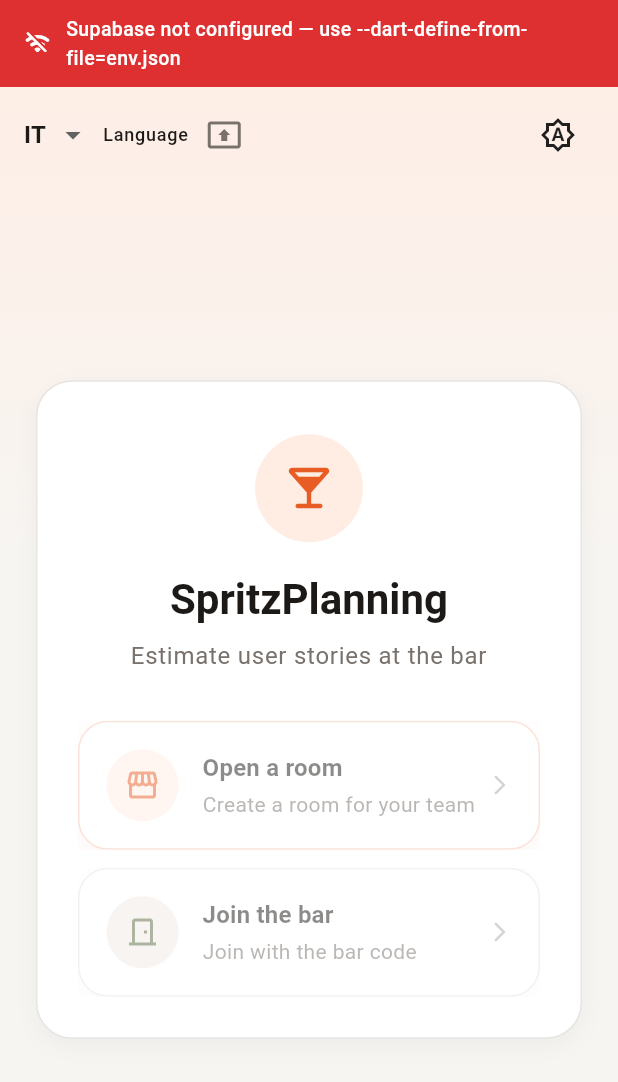
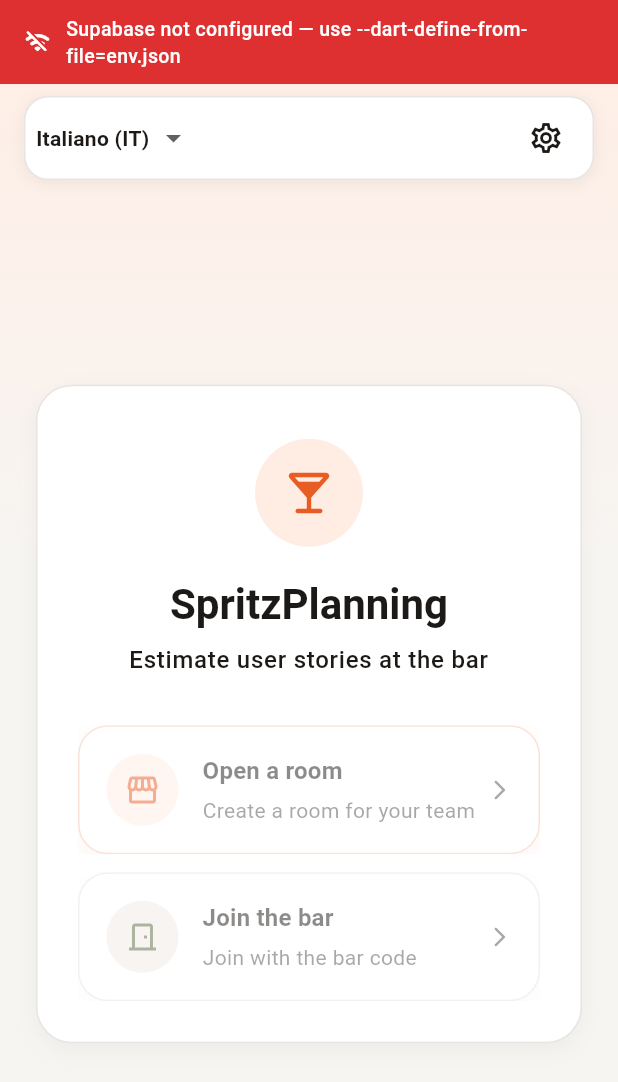
Before and after one commit to edar-dev/SpritzPlanning, a Flutter app: the screen it shows after launch, on a phone screen of 412 x 824 dp. Shown: the top 1082 px of the screen. Run offline on Flutter 3.47's test engine with Material 3 defaults, Android fonts, the phone set to English and light mode, and no system bars; our stand-ins replace app_links, flutter_riverpod, go_router, qr_flutter, sentry_flutter, share_plus and 2 more; missing offline and left inert: dart:html, dart:js_util, postgrest; accounts and stored records are empty.

Commit message:
feat: Fase 13 UI contrast, settings sheet, focus rings (a11y polish) (#8)
Co-authored-by: Cursor <cursoragent@cursor.com>

```diff
--- a/lib/core/theme/app_colors.dart
+++ b/lib/core/theme/app_colors.dart
@@ -8,7 +8,10 @@ abstract final class AppColors {
   static const surfaceMuted = 0xFFF0EBE4;
   static const primarySoft = 0xFFFFEDE4;
   static const textPrimary = 0xFF1C1917;
-  static const textSecondary = 0xFF78716C;
+  /// Body secondary — ≥4.5:1 on white (WCAG AA). Was #78716C (~4.0:1).
+  static const textSecondary = 0xFF57534E;
+  /// Hints only (not for essential copy on white).
+  static const textMuted = 0xFF78716C;
   static const border = 0xFFE7E5E4;
   static const darkWood = 0xFF44403C;
   static const success = 0xFF16A34A;
--- a/lib/core/theme/app_decorations.dart
+++ b/lib/core/theme/app_decorations.dart
@@ -54,6 +54,22 @@ abstract final class AppDecorations {
     );
   }
 
+  /// Top bar on home (language / settings) — readable on hero gradient.
+  static BoxDecoration preferencesBar() {
+    return BoxDecoration(
+      color: const Color(AppColors.surface),
+      borderRadius: BorderRadius.circular(radiusMd),
+      border: Border.all(color: const Color(AppColors.border)),
+      boxShadow: [
+        BoxShadow(
+          color: Colors.black.withValues(alpha: 0.06),
+          blurRadius: 8,
+          offset: const Offset(0, 2),
+        ),
+      ],
+    );
+  }
+
   static BoxDecoration iconBadge({bool primary = true}) {
     return BoxDecoration(
       color: primary
--- /dev/null
+++ b/lib/core/theme/app_focus.dart
@@ -0,0 +1,47 @@
+import 'package:flutter/material.dart';
+
+import 'app_colors.dart';
+
+/// Visible keyboard focus ring (WCAG 2.4.7). Child must use [focusNode] on InkWell/Button.
+class AppFocusBorder extends StatelessWidget {
+  const AppFocusBorder({
+    super.key,
+    required this.focusNode,
+    required this.child,
+    this.borderRadius = 16,
+  });
+
+  final FocusNode focusNode;
+  final Widget child;
+  final double borderRadius;
+
+  @override
+  Widget build(BuildContext context) {
+    return ListenableBuilder(
+      listenable: focusNode,
+      builder: (context, _) {
+        final focused = focusNode.hasFocus;
+        return DecoratedBox(
+          decoration: BoxDecoration(
+            borderRadius: BorderRadius.circular(borderRadius),
+            border: focused
+                ? Border.all(
+                    color: Theme.of(context).colorScheme.primary,
+                    width: 2.5,
+                  )
+                : null,
+          ),
+          child: child,
+        );
+      },
+    );
+  }
+}
+
+/// Icon color for toolbars on light gradient / surface backgrounds.
+Color appToolbarIconColor(BuildContext context) {
+  final isDark = Theme.of(context).brightness == Brightness.dark;
+  return isDark
+      ? const Color(AppColors.darkTextPrimary)
+      : const Color(AppColors.textPrimary);
+}
--- a/lib/core/theme/app_theme.dart
+++ b/lib/core/theme/app_theme.dart
@@ -53,9 +53,29 @@ abstract final class AppTheme {
         ),
         bodyLarge: textTheme.bodyLarge?.copyWith(
           height: 1.45,
+          color: onSurface,
+        ),
+        bodyMedium: textTheme.bodyMedium?.copyWith(
+          height: 1.4,
           color: onSurfaceVariant,
         ),
+        labelMedium: textTheme.labelMedium?.copyWith(
+          color: onSurface,
+          fontWeight: FontWeight.w600,
+        ),
       ),
+      iconTheme: const IconThemeData(
+        color: onSurface,
+        size: 24,
+      ),
+      iconButtonTheme: IconButtonThemeData(
+        style: IconButton.styleFrom(
+          minimumSize: const Size(48, 48),
+          tapTargetSize: MaterialTapTargetSize.shrinkWrap,
+          foregroundColor: onSurface,
+        ),
+      ),
+      focusColor: primary.withValues(alpha: 0.12),
       appBarTheme: const AppBarTheme(
         elevation: 0,
         scrolledUnderElevation: 0,
@@ -138,7 +158,7 @@ abstract final class AppTheme {
           color: onSurfaceVariant,
           fontWeight: FontWeight.w500,
         ),
-        hintStyle: TextStyle(color: onSurfaceVariant.withValues(alpha: 0.7)),
+        hintStyle: const TextStyle(color: Color(AppColors.textMuted)),
       ),
       chipTheme: ChipThemeData(
         shape: RoundedRectangleBorder(
@@ -213,9 +233,29 @@ abstract final class AppTheme {
         ),
         bodyLarge: textTheme.bodyLarge?.copyWith(
           height: 1.45,
+          color: onSurface,
+        ),
+        bodyMedium: textTheme.bodyMedium?.copyWith(
+          height: 1.4,
           color: onSurfaceVariant,
         ),
+        labelMedium: textTheme.labelMedium?.copyWith(
+          color: onSurface,
+          fontWeight: FontWeight.w600,
+        ),
       ),
+      iconTheme: const IconThemeData(
+        color: onSurface,
+        size: 24,
+      ),
+      iconButtonTheme: IconButtonThemeData(
+        style: IconButton.styleFrom(
+          minimumSize: const Size(48, 48),
+          tapTargetSize: MaterialTapTargetSize.shrinkWrap,
+          foregroundColor: onSurface,
+        ),
+      ),
+      focusColor: primary.withValues(alpha: 0.12),
       appBarTheme: const AppBarTheme(
         elevation: 0,
         scrolledUnderElevation: 0,
--- a/lib/features/home/home_screen.dart
+++ b/lib/features/home/home_screen.dart
@@ -19,6 +19,8 @@ import '../../data/supabase/supabase_client.dart';
 import '../../shared/widgets/connection_banner.dart';
 import '../../shared/widgets/pwa_install_banner.dart';
 import '../../shared/widgets/spritz_action_tile.dart';
+import 'home_settings_sheet.dart';
+import '../../core/theme/app_focus.dart';
 
 class HomeScreen extends ConsumerStatefulWidget {
   const HomeScreen({super.key});
@@ -33,6 +35,9 @@ class _HomeScreenState extends ConsumerState<HomeScreen> {
   final _roomCodeController = TextEditingController();
   bool _isLoading = false;
   String? _error;
+  String? _nicknameError;
+  String? _localeNameError;
+  String? _roomCodeError;
   _HomeMode _mode = _HomeMode.welcome;
   List<RecentRoomEntry> _recentRooms = [];
   StoredSession? _storedSession;
@@ -84,13 +89,24 @@ class _HomeScreenState extends ConsumerState<HomeScreen> {
     final localeName = _localeNameController.text.trim();
 
     if (nickname.length < 2) {
-      setState(() => _error = l10n.nicknameTooShort);
+      setState(() {
+        _nicknameError = l10n.nicknameTooShort;
+        _error = null;
+      });
       return;
     }
     if (localeName.length < 2) {
-      setState(() => _error = l10n.localeNameTooShort);
+      setState(() {
+        _localeNameError = l10n.localeNameTooShort;
+        _error = null;
+      });
       return;
     }
+
+    setState(() {
+      _nicknameError = null;
+      _localeNameError = null;
+    });
 
     await _joinAction(() async {
       await AppPreferences.saveLastNickname(nickname);
@@ -118,13 +134,24 @@ class _HomeScreenState extends ConsumerState<HomeScreen> {
     final code = _roomCodeController.text.trim();
 
     if (nickname.length < 2) {
-      setState(() => _error = l10n.nicknameTooShort);
+      setState(() {
+        _nicknameError = l10n.nicknameTooShort;
+        _error = null;
+      });
       return;
     }
     if (code.isEmpty) {
-      setState(() => _error = l10n.roomCodeRequired);
+      setState(() {
+        _roomCodeError = l10n.roomCodeRequired;
+        _error = null;
+      });
       return;
     }
+
+    setState(() {
+      _nicknameError = null;
+      _roomCodeError = null;
+    });
 
     await _joinAction(() async {
       await AppPreferences.saveLastNickname(nickname);
@@ -251,7 +278,14 @@ class _HomeScreenState extends ConsumerState<HomeScreen> {
                               Text(
                                 l10n.tagline,
                                 textAlign: TextAlign.center,
-                                style: Theme.of(context).textTheme.bodyLarge,
+                                style: Theme.of(context)
+                                    .textTheme
+                                    .bodyLarge
+                                    ?.copyWith(
+                                      fontWeight: FontWeight.w500,
+                                      color:
+                                          const Color(AppColors.textPrimary),
+                                    ),
                               ),
                               const SizedBox(height: 32),
                               if (_mode == _HomeMode.welcome)
@@ -312,7 +346,6 @@ class _HomeScreenState extends ConsumerState<HomeScreen> {
               l10n.recentRooms,
               style: Theme.of(context).textTheme.titleSmall?.copyWith(
                     fontWeight: FontWeight.w600,
-                    color: const Color(AppColors.textSecondary),
                   ),
             ),
           ),
@@ -370,8 +403,14 @@ class _HomeScreenState extends ConsumerState<HomeScreen> {
             labelText: l10n.nicknameLabel,
             hintText: l10n.nicknameHint,
             prefixIcon: const Icon(Icons.person_outline_rounded),
+            errorText: _nicknameError,
           ),
           textInputAction: TextInputAction.next,
+          onChanged: (_) {
+            if (_nicknameError != null) {
+              setState(() => _nicknameError = null);
+            }
+          },
         ),
         const SizedBox(height: 16),
         if (_mode == _HomeMode.create)
@@ -381,9 +420,15 @@ class _HomeScreenState extends ConsumerState<HomeScreen> {
               labelText: l10n.localeNameLabel,
               hintText: l10n.localeNameHint,
               prefixIcon: const Icon(Icons.store_outlined),
+              errorText: _localeNameError,
             ),
             textInputAction: TextInputAction.done,
             onSubmitted: (_) => _createRoom(),
+            onChanged: (_) {
+              if (_localeNameError != null) {
+                setState(() => _localeNameError = null);
+              }
+            },
           ),
         if (_mode == _HomeMode.join)
           TextField(
@@ -392,10 +437,16 @@ class _HomeScreenState extends ConsumerState<HomeScreen> {
               labelText: l10n.roomCodeLabel,
               hintText: l10n.roomCodeHint,
               prefixIcon: const Icon(Icons.qr_code_rounded),
+              errorText: _roomCodeError,
             ),
             textCapitalization: TextCapitalization.characters,
             textInputAction: TextInputAction.done,
             onSubmitted: (_) => _joinRoom(),
+            onChanged: (_) {
+              if (_roomCodeError != null) {
+                setState(() => _roomCodeError = null);
+              }
+            },
           ),
         const SizedBox(height: 24),
         if (_error != null)
@@ -441,6 +492,9 @@ class _HomeScreenState extends ConsumerState<HomeScreen> {
               : () => setState(() {
                     _mode = _HomeMode.welcome;
                     _error = null;
+                    _nicknameError = null;
+                    _localeNameError = null;
+                    _roomCodeError = null;
                   }),
           child: Text(l10n.back),
         ),
@@ -453,19 +507,33 @@ class _HomePreferencesBar extends ConsumerWidget {
   @override
   Widget build(BuildContext context, WidgetRef ref) {
     final l10n = context.l10n;
-    final themeMode = ref.watch(themeModeProvider).valueOrNull ?? ThemeMode.system;
-    final locale = ref.watch(localeProvider).valueOrNull;
-    final projectorMode =
-        ref.watch(projectorModeProvider).valueOrNull ?? false;
+    final locale = ref.watch(localeProvider).valueOrNull ?? const Locale('it');
+    final iconColor = appToolbarIconColor(context);
 
-    return Row(
+    return DecoratedBox(
+      decoration: AppDecorations.preferencesBar(),
+      child: Padding(
+        padding: const EdgeInsets.symmetric(horizontal: 8, vertical: 4),
+        child: Row(
           children: [
-        DropdownButtonHideUnderline(
+            Semantics(
+              label: l10n.languageLabel,
+              child: DropdownButtonHideUnderline(
                 child: DropdownButton<Locale>(
-            value: locale ?? const Locale('it'),
+                  value: locale,
+                  style: Theme.of(context).textTheme.labelLarge?.copyWith(
+                        color: const Color(AppColors.textPrimary),
+                      ),
+                  dropdownColor: const Color(AppColors.surface),
                   items: const [
-              DropdownMenuItem(value: Locale('it'), child: Text('IT')),
-              DropdownMenuItem(value: Locale('en'), child: Text('EN')),
+                    DropdownMenuItem(
+                      value: Locale('it'),
+                      child: Text('Italiano (IT)'),
+                    ),
+                    DropdownMenuItem(
+                      value: Locale('en'),
+                      child: Text('English (EN)'),
+                    ),
                   ],
                   onChanged: (value) {
                     if (value != null) {
@@ -474,52 +542,16 @@ class _HomePreferencesBar extends ConsumerWidget {
                   },
                 ),
               ),
-        const SizedBox(width: 8),
-        Text(
-          l10n.languageLabel,
-          style: Theme.of(context).textTheme.labelMedium,
-        ),
-        IconButton(
-          tooltip: l10n.projectorMode,
-          onPressed: () => ref
-              .read(projectorModeProvider.notifier)
-              .setProjectorMode(!projectorMode),
-          icon: Icon(
-            projectorMode
-                ? Icons.present_to_all
-                : Icons.present_to_all_outlined,
-            color: projectorMode
-                ? Theme.of(context).colorScheme.primary
-                : null,
-          ),
             ),
             const Spacer(),
-        PopupMenuButton<ThemeMode>(
-          tooltip: l10n.themeSystem,
-          icon: Icon(
-            switch (themeMode) {
-              ThemeMode.dark => Icons.dark_mode_outlined,
-              ThemeMode.light => Icons.light_mode_outlined,
-              _ => Icons.brightness_auto_outlined,
-            },
-          ),
-          onSelected: ref.read(themeModeProvider.notifier).setThemeMode,
-          itemBuilder: (context) => [
-            PopupMenuItem(
-              value: ThemeMode.light,
-              child: Text(l10n.themeLight),
-            ),
-            PopupMenuItem(
-              value: ThemeMode.dark,
-              child: Text(l10n.themeDark),
-            ),
-            PopupMenuItem(
-              value: ThemeMode.system,
-              child: Text(l10n.themeSystem),
+            IconButton(
+              tooltip: l10n.appSettings,
+              onPressed: () => HomeSettingsSheet.show(context),
+              icon: Icon(Icons.settings_outlined, color: iconColor),
             ),
           ],
         ),
-      ],
+      ),
     );
   }
 }
--- a/lib/l10n/app_en.arb
+++ b/lib/l10n/app_en.arb
@@ -14,6 +14,8 @@
     }
   },
   "projectorMode": "Room / projector mode",
+  "projectorModeHint": "Larger text and cards for projector or TV",
+  "appSettings": "Settings",
   "nicknameLabel": "Your name at the bar",
   "nicknameHint": "e.g. Alex",
   "openLocale": "Open a room",
--- a/lib/l10n/app_it.arb
+++ b/lib/l10n/app_it.arb
@@ -14,6 +14,8 @@
     }
   },
   "projectorMode": "Modalità sala / proiettore",
+  "projectorModeHint": "Testo e card più grandi per proiettore o TV",
+  "appSettings": "Impostazioni",
   "nicknameLabel": "Il tuo nome al bancone",
   "nicknameHint": "Es. Marco",
   "openLocale": "Apri un locale",
--- a/lib/l10n/app_localizations.dart
+++ b/lib/l10n/app_localizations.dart
@@ -139,6 +139,18 @@ abstract class AppLocalizations {
   /// In it, this message translates to:
   /// **'Modalità sala / proiettore'**
   String get projectorMode;
+
+  /// No description provided for @projectorModeHint.
+  ///
+  /// In it, this message translates to:
+  /// **'Testo e card più grandi per proiettore o TV'**
+  String get projectorModeHint;
+
+  /// No description provided for @appSettings.
+  ///
+  /// In it, this message translates to:
+  /// **'Impostazioni'**
+  String get appSettings;
 
   /// No description provided for @nicknameLabel.
   ///
--- a/lib/l10n/app_localizations_en.dart
+++ b/lib/l10n/app_localizations_en.dart
@@ -31,6 +31,12 @@ class AppLocalizationsEn extends AppLocalizations {
 
   @override
   String get projectorMode => 'Room / projector mode';
+
+  @override
+  String get projectorModeHint => 'Larger text and cards for projector or TV';
+
+  @override
+  String get appSettings => 'Settings';
 
   @override
   String get nicknameLabel => 'Your name at the bar';
--- a/lib/l10n/app_localizations_it.dart
+++ b/lib/l10n/app_localizations_it.dart
@@ -31,6 +31,12 @@ class AppLocalizationsIt extends AppLocalizations {
 
   @override
   String get projectorMode => 'Modalità sala / proiettore';
+
+  @override
+  String get projectorModeHint => 'Testo e card più grandi per proiettore o TV';
+
+  @override
+  String get appSettings => 'Impostazioni';
 
   @override
   String get nicknameLabel => 'Il tuo nome al bancone';
--- a/lib/shared/widgets/section_header.dart
+++ b/lib/shared/widgets/section_header.dart
@@ -29,9 +29,7 @@ class SectionHeader extends StatelessWidget {
           const SizedBox(height: 4),
           Text(
             subtitle!,
-            style: Theme.of(context).textTheme.bodyMedium?.copyWith(
-                  color: const Color(AppColors.textSecondary),
-                ),
+            style: Theme.of(context).textTheme.bodyMedium,
           ),
         ],
       ],
--- a/lib/shared/widgets/spritz_action_tile.dart
+++ b/lib/shared/widgets/spritz_action_tile.dart
@@ -1,10 +1,12 @@
 import 'package:flutter/material.dart';
+import 'package:flutter/services.dart';
 
 import '../../core/theme/app_colors.dart';
 import '../../core/theme/app_decorations.dart';
+import '../../core/theme/app_focus.dart';
 
 /// Pulsante azione stile card per la home e menu.
-class SpritzActionTile extends StatelessWidget {
+class SpritzActionTile extends StatefulWidget {
   const SpritzActionTile({
     super.key,
     required this.icon,
@@ -21,19 +23,46 @@ class SpritzActionTile extends StatelessWidget {
   final bool primary;
 
   @override
+  State<SpritzActionTile> createState() => _SpritzActionTileState();
+}
+
+class _SpritzActionTileState extends State<SpritzActionTile> {
+  final _focusNode = FocusNode();
+
+  @override
+  void dispose() {
+    _focusNode.dispose();
+    super.dispose();
+  }
+
+  @override
   Widget build(BuildContext context) {
-    final enabled = onTap != null;
+    final enabled = widget.onTap != null;
+    final theme = Theme.of(context);
 
-    return Opacity(
+    return Semantics(
+      button: true,
+      enabled: enabled,
+      label: '${widget.title}. ${widget.subtitle}',
+      child: Opacity(
         opacity: enabled ? 1 : 0.5,
+        child: AppFocusBorder(
+          focusNode: _focusNode,
+          borderRadius: AppDecorations.radiusLg,
           child: Material(
             color: Colors.transparent,
             child: InkWell(
-        onTap: onTap,
+              focusNode: _focusNode,
+              onTap: enabled
+                  ? () {
+                      HapticFeedback.lightImpact();
+                      widget.onTap!();
+                    }
+                  : null,
               borderRadius: BorderRadius.circular(AppDecorations.radiusLg),
               child: Ink(
                 decoration: AppDecorations.surfaceCard(
-            highlight: primary,
+                  highlight: widget.primary,
                 ),
                 child: Padding(
                   padding: const EdgeInsets.all(18),
@@ -42,10 +71,12 @@ class SpritzActionTile extends StatelessWidget {
                       Container(
                         width: 48,
                         height: 48,
-                  decoration: AppDecorations.iconBadge(primary: primary),
+                        decoration: AppDecorations.iconBadge(
+                          primary: widget.primary,
+                        ),
                         child: Icon(
-                    icon,
-                    color: primary
+                          widget.icon,
+                          color: widget.primary
                               ? const Color(AppColors.spritzOrange)
                               : const Color(AppColors.oliveGreen),
                         ),
@@ -56,17 +87,15 @@ class SpritzActionTile extends StatelessWidget {
                           crossAxisAlignment: CrossAxisAlignment.start,
                           children: [
                             Text(
-                        title,
-                        style: Theme.of(context).textTheme.titleMedium?.copyWith(
+                              widget.title,
+                              style: theme.textTheme.titleMedium?.copyWith(
                                 color: const Color(AppColors.textPrimary),
                               ),
                             ),
-                      const SizedBox(height: 2),
+                            const SizedBox(height: 4),
                             Text(
-                        subtitle,
-                        style: Theme.of(context).textTheme.bodyMedium?.copyWith(
-                              color: const Color(AppColors.textSecondary),
-                            ),
+                              widget.subtitle,
+                              style: theme.textTheme.bodyMedium,
                             ),
                           ],
                         ),
@@ -74,9 +103,12 @@ class SpritzActionTile extends StatelessWidget {
                       Icon(
                         Icons.arrow_forward_ios_rounded,
                         size: 16,
-                  color: const Color(AppColors.textSecondary).withValues(alpha: 0.6),
+                        color: const Color(AppColors.textSecondary),
+                        semanticLabel: '',
                       ),
                     ],
+                  ),
+                ),
               ),
             ),
           ),
```
Also changed, not shown: lib/features/home/home_settings_sheet.dart (added, +101 -0 lines), lib/shared/widgets/spritz_card.dart (+61 -25 lines), 5 other files. Lines whose indentation alone changed are shown as unchanged.
